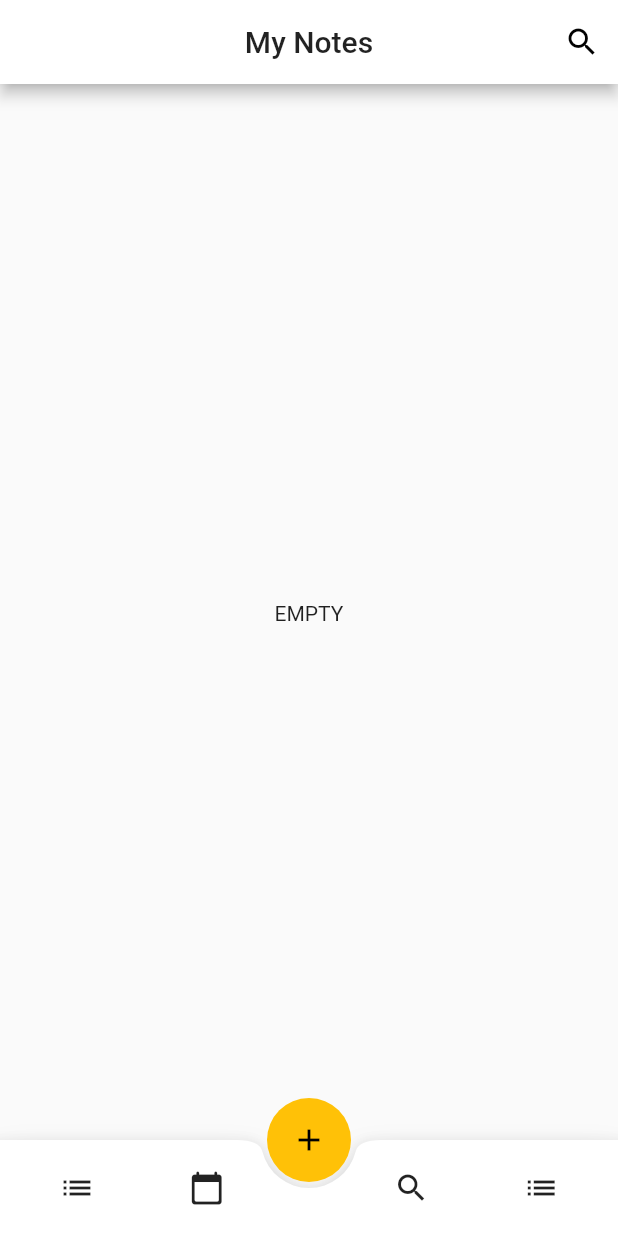
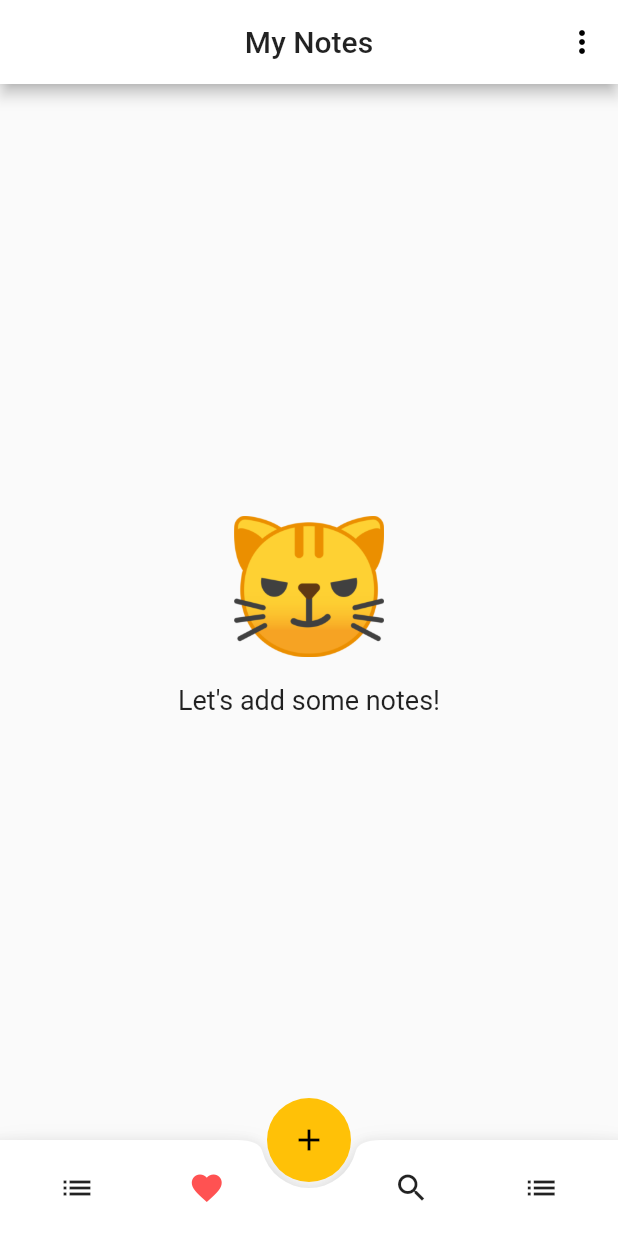
Before and after one commit to M-Yahia2011/MyNotes, a Flutter app: the screen it shows after launch, on a phone screen of 412 x 824 dp. Run offline on Flutter 3.47's test engine with Material 2 defaults, Android fonts, the phone set to English and light mode, and no system bars; our stand-ins replace sqflite; missing offline and left inert: move_to_background; accounts and stored records are empty.

Commit message:
Adding Favorite notes feature

```diff
--- a/lib/helpers/search_notes.dart
+++ b/lib/helpers/search_notes.dart
@@ -1,3 +1,5 @@
+import 'dart:io';
+
 import 'package:flutter/material.dart';
 import 'package:my_notes/widgets/note_card.dart';
 
@@ -24,7 +26,8 @@ class SearchNotes extends SearchDelegate {
         onPressed: () {
           close(context, query);
         },
-        icon: Icon(Icons.arrow_back_ios));
+        icon:
+            Icon(Platform.isAndroid ? Icons.arrow_back : Icons.arrow_back_ios));
   }
 
   @override
--- a/lib/main.dart
+++ b/lib/main.dart
@@ -1,5 +1,6 @@
 import 'package:flutter/material.dart';
 import 'package:my_notes/providers/note_provider.dart';
+import 'package:my_notes/views/favorite_screen.dart';
 import 'package:my_notes/views/note_screen.dart';
 import 'package:provider/provider.dart';
 import 'views/add_note_screen.dart';
@@ -8,6 +9,7 @@ import 'views/home.dart';
 void main() {
   runApp(Root());
 }
+
 class Root extends StatelessWidget {
   const Root({Key? key}) : super(key: key);
 
@@ -19,13 +21,14 @@ class Root extends StatelessWidget {
         debugShowCheckedModeBanner: false,
         title: "MyNotes",
         theme: ThemeData(
-          primarySwatch: Colors.amber,
-          appBarTheme: AppBarTheme(color: Colors.white, elevation: 4),
-        ),
+            primarySwatch: Colors.amber,
+            appBarTheme: AppBarTheme(color: Colors.white, elevation: 4),
+            textTheme: TextTheme(bodyText2: TextStyle(fontSize: 18))),
         home: Home(),
         routes: {
           AddNoteScreen.routeName: (ctx) => AddNoteScreen(),
           NoteScreen.routeName: (ctx) => NoteScreen(),
+          FavoriteScreen.routeName: (ctx)=> FavoriteScreen(),
         },
       ),
     );
--- a/lib/models/note.dart
+++ b/lib/models/note.dart
@@ -2,16 +2,18 @@ import 'dart:convert';
 
 class Note {
   Note({
-        this.id,
-        this.title,
-        this.note,
-        this.date,
+    required this.id,
+    required this.title,
+    required this.note,
+    required this.date,
+    required this.favorite
   });
 
   int? id;
   String? title;
   String? note;
   String? date;
+  int favorite;
 
   factory Note.fromRawJson(String str) => Note.fromMap(json.decode(str));
 
@@ -22,6 +24,7 @@ class Note {
         title: json["title"],
         note: json["note"],
         date: json["date"],
+        favorite:json["favorite"]
       );
 
   Map<String, dynamic> toMap() => {
@@ -29,5 +32,17 @@ class Note {
         "title": title,
         "note": note,
         "date": date,
+        "favorite":favorite
       };
+
+
+  @override
+  String toString() {
+    return [
+      id,
+      title,
+      note,
+      date,
+    ].toString();
   }
+}
--- a/lib/views/home.dart
+++ b/lib/views/home.dart
@@ -1,3 +1,6 @@
+import 'dart:io';
+
+import 'package:flutter/cupertino.dart';
 import 'package:flutter/material.dart';
 import 'package:move_to_background/move_to_background.dart';
 import 'package:my_notes/helpers/search_notes.dart';
@@ -6,10 +9,14 @@ import 'package:my_notes/views/add_note_screen.dart';
 import 'package:my_notes/widgets/note_card.dart';
 import 'package:provider/provider.dart';
 
+import 'favorite_screen.dart';
+
 class Home extends StatefulWidget {
   @override
   _HomeState createState() => _HomeState();
 }
+
+enum selection { delete, share }
 
 class _HomeState extends State<Home> {
   late Future _future;
@@ -33,23 +40,8 @@ class _HomeState extends State<Home> {
     Provider.of<NoteProvider>(context);
     print('built');
     double screenWidth = MediaQuery.of(context).size.width;
-    return WillPopScope(
-      onWillPop: () async {
-        MoveToBackground.moveTaskToBack();
-        return false;
-      },
-      child: Scaffold(
-        appBar: AppBar(
-          elevation: 4,
-          title: FittedBox(
-            child: Text(
-              "My Notes",
-            ),
-          ),
-          centerTitle: true,
-          actions: [IconButton(icon: Icon(Icons.search), onPressed: () {})],
-        ),
-        body: SafeArea(
+
+    final body = SafeArea(
       child: Padding(
         padding: const EdgeInsets.only(top: 2.0),
         child: FutureBuilder(
@@ -62,7 +54,23 @@ class _HomeState extends State<Home> {
                   .notes
                   .isEmpty) {
                 return Center(
-                      child: Text('EMPTY'),
+                  child: Column(
+                    mainAxisAlignment: MainAxisAlignment.center,
+                    children: [
+                      Container(
+                        height: 100,
+                        width: 100,
+                        child: Image.asset(
+                          "assets/cat.png",
+                        ),
+                      ),
+                      SizedBox(height: 15),
+                      Text(
+                        "Let's add some notes!",
+                        style: Theme.of(context).textTheme.bodyText2,
+                      )
+                    ],
+                  ),
                 );
               }
               return Consumer<NoteProvider>(builder: (ctx, provider, _) {
@@ -76,8 +84,7 @@ class _HomeState extends State<Home> {
                       )
                     : GridView.builder(
                         itemCount: provider.notes.length,
-                            gridDelegate:
-                                SliverGridDelegateWithMaxCrossAxisExtent(
+                        gridDelegate: SliverGridDelegateWithMaxCrossAxisExtent(
                           maxCrossAxisExtent: 200,
                           // childAspectRatio: 1,
                           crossAxisSpacing: 20,
@@ -90,7 +97,52 @@ class _HomeState extends State<Home> {
               });
             }),
       ),
+    );
+    return WillPopScope(
+      onWillPop: () async {
+        MoveToBackground.moveTaskToBack();
+        return false;
+      },
+      child: Platform.isIOS
+          ? CupertinoApp(
+              builder: (ctx, _) {
+                return body;
+              },
+              debugShowCheckedModeBanner: false,
+              title: 'MyNotes',
+            )
+          : Scaffold(
+              appBar: AppBar(
+                elevation: 4,
+                title: FittedBox(
+                  child: Text(
+                    "My Notes",
                   ),
+                ),
+                centerTitle: true,
+                actions: [
+                  PopupMenuButton(
+                    icon: Icon(Icons.more_vert),
+                    itemBuilder: (ctx) {
+                      return [
+                        PopupMenuItem(
+                          child: Text("Delete All"),
+                          value: selection.delete,
+                        )
+                      ];
+                    },
+                    onSelected: (value) {
+                      switch (value) {
+                        case selection.delete:
+                          Provider.of<NoteProvider>(context, listen: false)
+                              .clearNotes();
+                          break;
+                      }
+                    },
+                  )
+                ],
+              ),
+              body: body,
               bottomNavigationBar: BottomAppBar(
                 // color: Colors.amber,
                 shape: CircularNotchedRectangle(),
@@ -104,19 +156,12 @@ class _HomeState extends State<Home> {
               floatingActionButton: FloatingActionButton(
                 onPressed: () {
                   Navigator.pushNamed(context, AddNoteScreen.routeName);
-            // Provider.of<NoteProvider>(context, listen: false).clearNotes();
-            // Provider.of<NoteProvider>(context, listen: false).addNote(
-            //   new Note(
-            //       id: Random(5).nextInt(20),
-            //       title: 'Welcome',
-            //       note: 'hello there!',
-            //       date: DateTime.now().toIso8601String()),
-            // );
                 },
                 child: Icon(Icons.add),
                 elevation: 0,
               ),
-        floatingActionButtonLocation: FloatingActionButtonLocation.centerDocked,
+              floatingActionButtonLocation:
+                  FloatingActionButtonLocation.centerDocked,
             ),
     );
   }
@@ -135,15 +180,18 @@ class BottomBarActions extends StatelessWidget {
         Expanded(child: IconButton(onPressed: () {}, icon: Icon(Icons.list))),
         Expanded(
             child: IconButton(
-                onPressed: () {},
+                onPressed: () {
+                  Navigator.of(context).pushNamed(FavoriteScreen.routeName);
+                },
                 icon: Icon(
-                  Icons.calendar_today_rounded,
-                  semanticLabel: 'Calender',
+                  Icons.favorite,
+                  color: Colors.redAccent,
+                  semanticLabel: 'favorite',
                 ))),
         SizedBox(width: 50),
         Expanded(
             child: IconButton(
-                onPressed: () async{
+                onPressed: () async {
                   await showSearch(
                       context: context,
                       delegate: SearchNotes(
--- a/lib/views/note_screen.dart
+++ b/lib/views/note_screen.dart
@@ -11,7 +11,8 @@ class NoteScreen extends StatefulWidget {
   _AddNoteScreenState createState() => _AddNoteScreenState();
 }
 
-  enum selection{delete, share}
+enum selection { delete, share }
+
 class _AddNoteScreenState extends State<NoteScreen> {
   final _titleTextController = TextEditingController();
   final _noteTextController = TextEditingController();
@@ -102,6 +103,8 @@ class _AddNoteScreenState extends State<NoteScreen> {
                 child: TextField(
                   controller: _titleTextController,
                   style: TextStyle(fontSize: 22, height: 1),
+                  keyboardType: TextInputType.text,
+                  onEditingComplete: () => TextInputAction.next,
                   cursorColor: Colors.black,
                   decoration: InputDecoration(
                     hintStyle: TextStyle(fontSize: 18),
@@ -112,7 +115,6 @@ class _AddNoteScreenState extends State<NoteScreen> {
                     disabledBorder: InputBorder.none,
                     contentPadding: EdgeInsets.all(15),
                   ),
-                  keyboardType: TextInputType.text,
                 ),
               ),
               Divider(
--- a/pubspec.yaml
+++ b/pubspec.yaml
@@ -49,8 +49,8 @@ flutter:
   uses-material-design: true
 
   # To add assets to your application, add an assets section, like this:
-  # assets:
-  #   - images/a_dot_burr.jpeg
+  assets:
+    - assets/cat.png
   #   - images/a_dot_ham.jpeg
 
   # An image asset can refer to one or more resolution-specific "variants", see
```
Also changed, not shown: lib/helpers/database_helper.dart (+10 -7 lines), lib/providers/note_provider.dart (+21 -4 lines), lib/views/add_note_screen.dart (+25 -7 lines), lib/views/favorite_screen.dart (added, +26 -0 lines), lib/widgets/note_card.dart (+45 -4 lines), assets/cat.png (added). Lines whose indentation alone changed are shown as unchanged.
